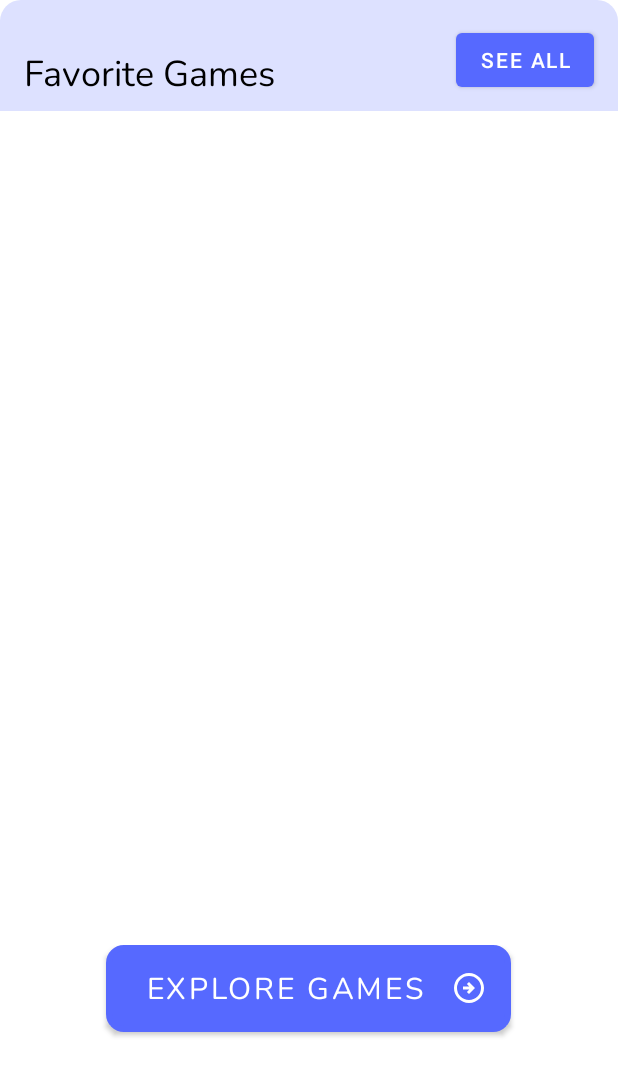
After one commit to TURPCUN/GameMingle, an Android app: the MyGamesFragment screen opened through its navigation route, on a phone screen of 412 x 824 dp. The commit adds this screen. Shown: the top 1076 px of the screen. Run offline under Robolectric (Android 15) with nearby library versions, the phone set to English and light mode, and no system bars; our stand-ins replace Firebase (no records; nobody signed in at launch, a user with empty details on screens opened directly).

Commit message:
GM-25 Added implementation for adding listing favourite games and favourite games details

```diff
--- /dev/null
+++ b/app/src/main/java/com/nt/gamemingle/adapters/FavoriteGamesAdapter.java
@@ -0,0 +1,64 @@
+package com.nt.gamemingle.adapters;
+
+import android.content.Context;
+import android.view.LayoutInflater;
+import android.view.View;
+import android.view.ViewGroup;
+import android.widget.ImageView;
+import android.widget.TextView;
+
+import androidx.annotation.NonNull;
+import androidx.recyclerview.widget.RecyclerView;
+
+import com.nt.gamemingle.R;
+import com.nt.gamemingle.model.BoardGame;
+
+import java.util.ArrayList;
+
+public class FavoriteGamesAdapter extends RecyclerView.Adapter {
+
+    ArrayList<BoardGame> favouriteGamesList;
+    LayoutInflater inflater;
+
+    public FavoriteGamesAdapter(Context context, ArrayList<BoardGame> favoriteGamesList){
+        this.favouriteGamesList = favoriteGamesList;
+        inflater = LayoutInflater.from(context);
+    }
+
+    public void setFavouriteGamesList(ArrayList<BoardGame> favouriteGamesList){
+        this.favouriteGamesList = favouriteGamesList;
+        notifyDataSetChanged();
+    }
+
+    @NonNull
+    @Override
+    public RecyclerView.ViewHolder onCreateViewHolder(@NonNull ViewGroup parent, int viewType) {
+        View view = inflater.inflate(R.layout.game_card_square, parent, false);
+        ViewHolder viewHolder = new ViewHolder(view);
+        return viewHolder;
+    }
+
+    @Override
+    public void onBindViewHolder(@NonNull RecyclerView.ViewHolder holder, int position) {
+
+        // TODO: Img should come with url
+        ((ViewHolder)holder).imgCard.setImageResource(R.drawable.icon);
+        ((ViewHolder)holder).titleCard.setText(favouriteGamesList.get(position).getGameName());
+    }
+
+    @Override
+    public int getItemCount() {
+        return favouriteGamesList.size();
+    }
+
+    public class ViewHolder extends RecyclerView.ViewHolder{
+
+        ImageView imgCard;
+        TextView titleCard;
+        public ViewHolder(@NonNull View itemView) {
+            super(itemView);
+            imgCard = itemView.findViewById(R.id.cardImgGame);
+            titleCard = itemView.findViewById(R.id.cardTitleGame);
+        }
+    }
+}
--- /dev/null
+++ b/app/src/main/java/com/nt/gamemingle/ui/mygames/MyGamesFavoritesFragment.java
@@ -0,0 +1,95 @@
+package com.nt.gamemingle.ui.mygames;
+
+import android.os.Bundle;
+
+import androidx.annotation.NonNull;
+import androidx.annotation.Nullable;
+import androidx.lifecycle.Observer;
+import androidx.navigation.NavController;
+import androidx.recyclerview.widget.LinearLayoutManager;
+import androidx.recyclerview.widget.RecyclerView;
+
+import android.view.LayoutInflater;
+import android.view.View;
+import android.view.ViewGroup;
+import android.widget.Button;
+
+import com.nt.gamemingle.R;
+import com.nt.gamemingle.adapters.FavoriteGamesAdapter;
+import com.nt.gamemingle.model.BoardGame;
+import com.nt.gamemingle.ui.common.BaseFragment;
+
+import java.util.ArrayList;
+import java.util.List;
+
+public class MyGamesFavoritesFragment extends BaseFragment {
+
+    private MyGamesFavoritesFragmentViewModel mViewModel;
+
+    ArrayList<BoardGame> favBoardGameList;
+    private FavoriteGamesAdapter favoriteGamesAdapter;
+    RecyclerView recyclerFavGames;
+    NavController navController;
+    Button btnSeeAllFavGames;
+
+    @Override
+    public void onResume() {
+        super.onResume();
+        favoriteGamesAdapter = new FavoriteGamesAdapter(requireContext(), new ArrayList<BoardGame>());
+        recyclerFavGames.setAdapter(favoriteGamesAdapter);
+        mViewModel.getPreviewFavBoardGames(requireContext());
+    }
+
+    public MyGamesFavoritesFragment() {
+        // Required empty public constructor
+    }
+
+    @Override
+    public void onCreate(Bundle savedInstanceState) {
+        super.onCreate(savedInstanceState);
+    }
+
+    @Override
+    public View onCreateView(LayoutInflater inflater, ViewGroup container,
+                             Bundle savedInstanceState) {
+        // Inflate the layout for this fragment
+        return inflater.inflate(R.layout.fragment_my_games_favorites, container, false);
+    }
+
+    @Override
+    public void onViewCreated(@NonNull View view, @Nullable Bundle savedInstanceState) {
+        super.onViewCreated(view, savedInstanceState);
+
+        navController = appViewModel.getNavController().getValue();
+
+        mViewModel = new MyGamesFavoritesFragmentViewModel(appViewModel);
+
+        mViewModel.getPreviewFavBoardGames(requireContext());
+        recyclerFavGames = getActivity().findViewById(R.id.recycler_fav_games);
+        recyclerFavGames.setLayoutManager(new LinearLayoutManager(getActivity(), LinearLayoutManager.HORIZONTAL, false  ));
+        favoriteGamesAdapter = new FavoriteGamesAdapter(requireContext(), favBoardGameList);
+        recyclerFavGames.setAdapter(favoriteGamesAdapter);
+
+        final Observer<List<BoardGame>> isFavBoardGameLoaded = new Observer<List<BoardGame>>() {
+            @Override
+            public void onChanged(List<BoardGame> boardGames) {
+                if(boardGames != null){
+                    favBoardGameList = mViewModel.previewFavBoardGames.getValue();
+                    favoriteGamesAdapter.setFavouriteGamesList(favBoardGameList);
+                }
+            }
+        };
+
+        mViewModel.previewFavBoardGames.observe(getViewLifecycleOwner(), isFavBoardGameLoaded);
+
+        btnSeeAllFavGames = getActivity().findViewById(R.id.btnSeeAll);
+        btnSeeAllFavGames.setOnClickListener(new View.OnClickListener() {
+            @Override
+            public void onClick(View v) {
+                Bundle bundle = new Bundle();
+                bundle.putParcelableArrayList("favBoardGameList", favBoardGameList);
+                navController.navigate(R.id.action_myGamesFragment_to_allFavoriteGamesFragment, bundle);
+            }
+        });
+    }
+}
--- /dev/null
+++ b/app/src/main/java/com/nt/gamemingle/ui/mygames/MyGamesFavoritesFragmentViewModel.java
@@ -0,0 +1,77 @@
+package com.nt.gamemingle.ui.mygames;
+
+import android.content.Context;
+import android.widget.Toast;
+
+import androidx.annotation.NonNull;
+import androidx.lifecycle.MutableLiveData;
+
+import com.google.firebase.database.DataSnapshot;
+import com.google.firebase.database.DatabaseError;
+import com.google.firebase.database.DatabaseReference;
+import com.google.firebase.database.ValueEventListener;
+import com.nt.gamemingle.app.AppViewModel;
+import com.nt.gamemingle.model.BoardGame;
+
+import java.util.ArrayList;
+
+public class MyGamesFavoritesFragmentViewModel {
+    private AppViewModel appViewModel;
+
+    public MutableLiveData<ArrayList<BoardGame>> previewFavBoardGames = new MutableLiveData<>();
+
+    public MyGamesFavoritesFragmentViewModel(AppViewModel appViewModel) {
+        super();
+        this.appViewModel = appViewModel;
+    }
+
+    public BoardGame getSelectedItem(int index) {
+        return previewFavBoardGames.getValue().get(index);
+    }
+
+    public void getPreviewFavBoardGames(Context context) {
+        String userId = appViewModel.mAuth.getCurrentUser().getUid();
+        if (userId != null) {
+            ArrayList<BoardGame> favoriteGames = new ArrayList<>();
+            DatabaseReference userGamesReference = appViewModel.database.getReference("USER_GAME").child(userId);
+            userGamesReference.addValueEventListener(new ValueEventListener() {
+                @Override
+                public void onDataChange(@NonNull DataSnapshot snapshot) {
+                    for (DataSnapshot gameSnapshot : snapshot.getChildren()) {
+                        String gameId = gameSnapshot.getKey();
+                        if (gameId != null) {
+                            DatabaseReference gamesReference = appViewModel.database.getReference("Games").child(gameId);
+                            gamesReference.addListenerForSingleValueEvent(new ValueEventListener() {
+                                @Override
+                                public void onDataChange(@NonNull DataSnapshot gameSnapshot) {
+                                    if (gameSnapshot.exists()) {
+                                        String gameName = gameSnapshot.child("gameName").getValue(String.class);
+                                        String gameDescription = gameSnapshot.child("gameDescription").getValue(String.class);
+                                        String gameImageUrl = gameSnapshot.child("gameImageUrl").getValue(String.class);
+                                        String gameMinPlayers = gameSnapshot.child("minPlayer").getValue(String.class);
+                                        String gameMaxPlayers = gameSnapshot.child("maxPlayer").getValue(String.class);
+                                        String gameCategory = gameSnapshot.child("gameCategory").getValue(String.class);
+
+                                        BoardGame boardGame = new BoardGame(gameId, gameName, gameDescription, gameImageUrl, gameMinPlayers, gameMaxPlayers, gameCategory);
+                                        favoriteGames.add(boardGame);
+                                        previewFavBoardGames.setValue(favoriteGames);
+                                    }
+                                }
+
+                                @Override
+                                public void onCancelled(@NonNull DatabaseError error) {
+                                    Toast.makeText(context, "Error: " + error.getMessage(), Toast.LENGTH_SHORT).show();
+                                }
+                            });
+                        }
+                    }
+                }
+
+                @Override
+                public void onCancelled(@NonNull DatabaseError error) {
+                    Toast.makeText(context, "Error: " + error.getMessage(), Toast.LENGTH_SHORT).show();
+                }
+            });
+        }
+    }
+}
--- /dev/null
+++ b/app/src/main/java/com/nt/gamemingle/ui/mygames/MyGamesFragment.java
@@ -0,0 +1,43 @@
+package com.nt.gamemingle.ui.mygames;
+
+import android.os.Bundle;
+
+import android.view.LayoutInflater;
+import android.view.View;
+import android.view.ViewGroup;
+
+import androidx.annotation.NonNull;
+import androidx.annotation.Nullable;
+
+import com.nt.gamemingle.R;
+import com.nt.gamemingle.ui.common.BaseFragment;
+
+
+public class MyGamesFragment extends BaseFragment {
+
+    public MyGamesFragment() {
+        // Required empty public constructor
+    }
+
+    @Override
+    public void onCreate(Bundle savedInstanceState) {
+        super.onCreate(savedInstanceState);
+    }
+
+    @Override
+    public View onCreateView(LayoutInflater inflater, ViewGroup container,
+                             Bundle savedInstanceState) {
+        // Inflate the layout for this fragment
+        return inflater.inflate(R.layout.fragment_my_games, container, false);
+    }
+
+    @Override
+    public void onViewCreated(@NonNull View view, @Nullable Bundle savedInstanceState) {
+        super.onViewCreated(view, savedInstanceState);
+
+        MyGamesFavoritesFragment myGamesFavoritesFragment = new MyGamesFavoritesFragment();
+        getChildFragmentManager().beginTransaction()
+                .replace(R.id.card_view_favorites, myGamesFavoritesFragment)
+                .commit();
+    }
+}
--- a/app/src/main/java/com/nt/gamemingle/ui/searchgames/SearchGamesFragment.java
+++ b/app/src/main/java/com/nt/gamemingle/ui/searchgames/SearchGamesFragment.java
@@ -1,6 +1,5 @@
 package com.nt.gamemingle.ui.searchgames;
 
-import android.content.Intent;
 import android.os.Bundle;
 
 import androidx.annotation.NonNull;
@@ -72,7 +71,7 @@ public class SearchGamesFragment extends BaseFragment implements GameSearchAdapt
         recyclerSearchGames.setAdapter(gameSearchAdapter);
 
 
-        final Observer<List<BoardGame>> isBoardGameLoadad = new Observer<List<BoardGame>>() {
+        final Observer<List<BoardGame>> isBoardGameLoaded = new Observer<List<BoardGame>>() {
 
             @Override
             public void onChanged(List<BoardGame> boardGamesLiveData) {
@@ -84,7 +83,7 @@ public class SearchGamesFragment extends BaseFragment implements GameSearchAdapt
             }
         };
 
-        mViewModel.boardGamesLiveData.observe(getViewLifecycleOwner(), isBoardGameLoadad);
+        mViewModel.boardGamesLiveData.observe(getViewLifecycleOwner(), isBoardGameLoaded);
     }
 
 
@@ -98,7 +97,6 @@ public class SearchGamesFragment extends BaseFragment implements GameSearchAdapt
     @Override
     public void onItemClick(View view, int position) {
         if(boardGameList.size() >= position && boardGameList.size() != 0){
-           // Intent intent = new Intent(SearchCustomer.this, CustomerDetail.class);
             Bundle bundle = new Bundle();
             bundle.putString("gameId",boardGameList.get(position).getBoardGameId());
             bundle.putString("title",boardGameList.get(position).getGameName());
--- /dev/null
+++ b/app/src/main/res/drawable/cardview_rl_top_radius_bg.xml
@@ -0,0 +1,7 @@
+<?xml version="1.0" encoding="utf-8"?>
+<shape xmlns:android="http://schemas.android.com/apk/res/android">
+    <solid android:color="@color/pale_blue" />
+    <corners
+        android:topLeftRadius="14dp"
+        android:topRightRadius="14dp" />
+</shape>
--- /dev/null
+++ b/app/src/main/res/layout/fragment_my_games.xml
@@ -0,0 +1,47 @@
+<?xml version="1.0" encoding="utf-8"?>
+<ScrollView xmlns:android="http://schemas.android.com/apk/res/android"
+    xmlns:app="http://schemas.android.com/apk/res-auto"
+    xmlns:tools="http://schemas.android.com/tools"
+    android:layout_width="match_parent"
+    android:layout_height="match_parent"
+    tools:context=".ui.mygames.MyGamesFragment">
+
+    <LinearLayout
+        android:layout_width="match_parent"
+        android:layout_height="wrap_content"
+        android:orientation="vertical">
+
+        <androidx.fragment.app.FragmentContainerView
+            android:id="@+id/card_view_favorites"
+            android:layout_width="match_parent"
+            android:layout_height="300dp"
+            app:layout_constraintStart_toStartOf="parent"
+            app:layout_constraintEnd_toEndOf="parent"
+            app:layout_constraintTop_toTopOf="parent"
+            app:layout_constraintBottom_toTopOf="@id/card_view_library"/>
+
+        <androidx.fragment.app.FragmentContainerView
+            android:id="@+id/card_view_library"
+            android:layout_width="match_parent"
+            android:layout_height="300dp"
+            android:layout_marginTop="16dp"
+            app:layout_constraintStart_toStartOf="parent"
+            app:layout_constraintEnd_toEndOf="parent"
+            app:layout_constraintBottom_toBottomOf="parent"
+            />
+
+        <Button
+            android:id="@+id/btn_explore_games_my_games"
+            android:layout_width="270dp"
+            android:layout_height="58dp"
+            android:layout_marginTop="14dp"
+            android:layout_marginBottom="14dp"
+            android:background="@drawable/btn_back"
+            android:drawableEnd="@drawable/arrow_circle_right"
+            android:fontFamily="@font/nunito"
+            android:layout_gravity="center"
+            android:text="@string/explore_games"
+            android:textSize="20sp"
+            />
+    </LinearLayout>
+</ScrollView>
--- /dev/null
+++ b/app/src/main/res/layout/fragment_my_games_favorites.xml
@@ -0,0 +1,44 @@
+<?xml version="1.0" encoding="utf-8"?>
+<androidx.constraintlayout.widget.ConstraintLayout xmlns:android="http://schemas.android.com/apk/res/android"
+    xmlns:tools="http://schemas.android.com/tools"
+    xmlns:app="http://schemas.android.com/apk/res-auto"
+    android:background="@drawable/cardview_rl_top_radius_bg"
+    android:layout_width="match_parent"
+    android:layout_height="wrap_content"
+    tools:context=".ui.mygames.MyGamesFavoritesFragment">
+
+        <TextView
+            android:id="@+id/textView"
+            android:layout_width="wrap_content"
+            android:layout_height="wrap_content"
+            android:layout_marginStart="16dp"
+            android:layout_marginTop="32dp"
+            android:text="Favorite Games"
+            android:textSize="24sp"
+            android:fontFamily="@font/nunito"
+            android:textColor="@color/black"
+            app:layout_constraintStart_toStartOf="parent"
+            app:layout_constraintTop_toTopOf="parent" />
+
+        <Button
+            android:id="@+id/btnSeeAll"
+            android:layout_width="wrap_content"
+            android:layout_height="wrap_content"
+            android:layout_marginTop="16dp"
+            android:layout_marginEnd="16dp"
+            android:text="See all"
+            app:layout_constraintEnd_toEndOf="parent"
+            app:layout_constraintTop_toTopOf="parent" />
+
+        <androidx.recyclerview.widget.RecyclerView
+            android:id="@+id/recycler_fav_games"
+            android:layout_width="wrap_content"
+            android:layout_height="wrap_content"
+            android:layout_marginTop="10dp"
+            android:paddingStart="10dp"
+            android:paddingEnd="10dp"
+            app:layout_constraintEnd_toEndOf="parent"
+            app:layout_constraintStart_toStartOf="parent"
+            app:layout_constraintTop_toBottomOf="@+id/btnSeeAll" />
+
+</androidx.constraintlayout.widget.ConstraintLayout>
--- a/app/src/main/res/navigation/nav_graph.xml
+++ b/app/src/main/res/navigation/nav_graph.xml
@@ -19,6 +19,9 @@
         <action
             android:id="@+id/action_signInFragment_to_searchGamesFragment"
             app:destination="@id/searchGamesFragment" />
+        <action
+            android:id="@+id/action_signInFragment_to_myGamesFragment"
+            app:destination="@id/myGamesFragment" />
     </fragment>
     <fragment
         android:id="@+id/signUpFragment"
@@ -55,4 +58,18 @@
             android:name="imageUrl"
             app:argType="string" />
     </fragment>
+    <fragment
+        android:id="@+id/myGamesFragment"
+        android:name="com.nt.gamemingle.ui.mygames.MyGamesFragment"
+        android:label="fragment_my_games"
+        tools:layout="@layout/fragment_my_games" >
+        <action
+            android:id="@+id/action_myGamesFragment_to_allFavoriteGamesFragment"
+            app:destination="@id/allFavoriteGamesFragment" />
+    </fragment>
+    <fragment
+        android:id="@+id/allFavoriteGamesFragment"
+        android:name="com.nt.gamemingle.ui.favoritegames.AllFavoriteGamesFragment"
+        android:label="fragment_all_favorite_games"
+        tools:layout="@layout/fragment_all_favorite_games" />
 </navigation>
```
Also changed, not shown: app/src/main/java/com/nt/gamemingle/adapters/FavouriteGamesDetailsAdapter.java (added, +67 -0 lines), app/src/main/java/com/nt/gamemingle/adapters/GameSearchAdapter.java (+3 -4 lines), app/src/main/java/com/nt/gamemingle/model/BoardGame.java (+41 -2 lines), app/src/main/java/com/nt/gamemingle/ui/addfavgame/AddFavGameViewModel.java (+1 -8 lines), app/src/main/java/com/nt/gamemingle/ui/favoritegames/AllFavoriteGamesFragment.java (added, +70 -0 lines), app/src/main/java/com/nt/gamemingle/ui/favoritegames/AllFavoriteGamesViewModel.java (added, +13 -0 lines), app/src/main/java/com/nt/gamemingle/ui/signin/SignInFragment.java (+3 -7 lines), app/src/main/res/layout/fragment_all_favorite_games.xml (added, +34 -0 lines), app/src/main/res/layout/game_card_rectangle.xml (renamed from app/src/main/res/layout/small_game_lay_search.xml, +16 -20 lines), app/src/main/res/layout/game_card_square.xml (added, +45 -0 lines).
